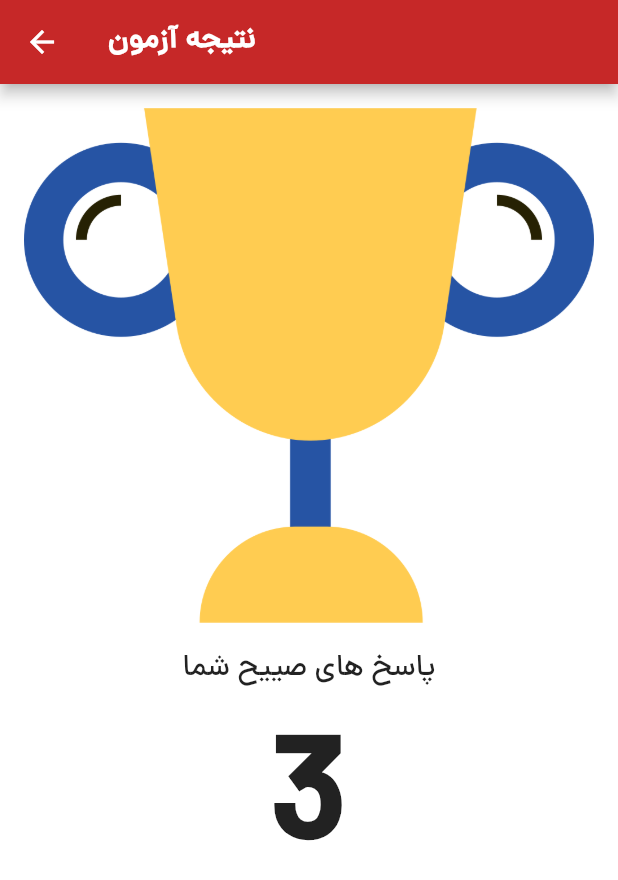
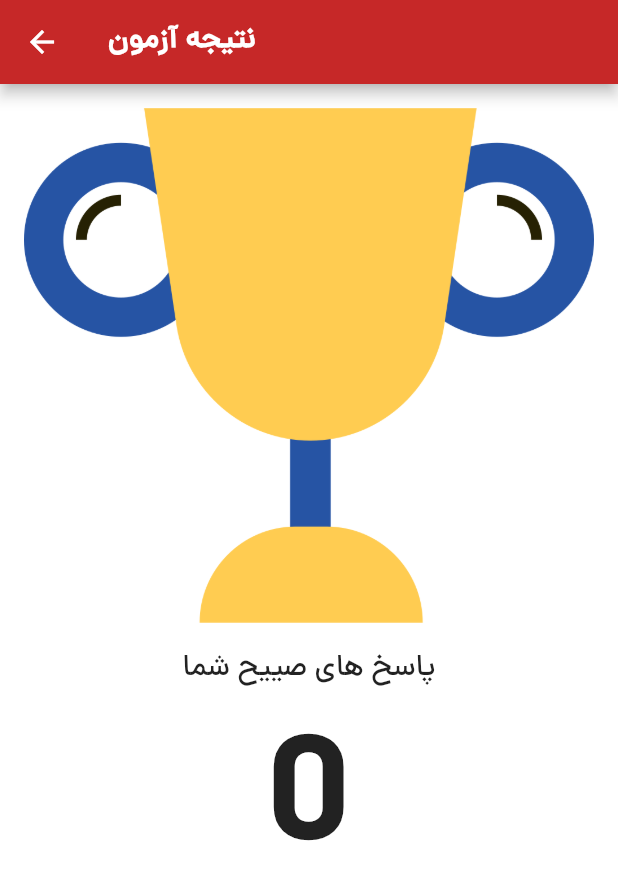
Before and after one commit to amirahmadadibi/quiz_application, a Flutter app: the QuizPage screen opened directly, after a tap on "امیراحمدادیبی", after a tap on "آمریکا", after a tap on "مشاهده نتایج کوییز", on a phone screen of 412 x 824 dp. Shown: the top 880 px of the screen. Run offline on Flutter 3.47's test engine with Material 2 defaults, Android fonts, the phone set to English and light mode, and no system bars.

Commit message:
week8 E14 pass data between screens

```diff
--- a/lib/quiz_page.dart
+++ b/lib/quiz_page.dart
@@ -14,6 +14,7 @@ class _QuizPageState extends State<QuizPage> {
   int shownQuestionIndex = 0;
   Qustion? selectedQuestion;
   bool isFinalAnswerSumbited = false;
+  int correctAnswer = 0;
 
   @override
   Widget build(BuildContext context) {
@@ -60,7 +61,9 @@ class _QuizPageState extends State<QuizPage> {
                   Navigator.push(
                     context,
                     MaterialPageRoute(
-                      builder: (BuildContext context) => ResultScreen(),
+                      builder: (BuildContext context) => ResultScreen(
+                        correctAnswer: correctAnswer,
+                      ),
                     ),
                   );
                 },
@@ -84,7 +87,7 @@ class _QuizPageState extends State<QuizPage> {
       ),
       onTap: () {
         if (selectedQuestion!.correctAnswer == index) {
-          print('correct');
+          correctAnswer++;
         } else {
           print('wrong');
         }
--- a/lib/screens/result_screen.dart
+++ b/lib/screens/result_screen.dart
@@ -1,8 +1,8 @@
 import 'package:flutter/material.dart';
 
 class ResultScreen extends StatelessWidget {
-  const ResultScreen({Key? key}) : super(key: key);
-
+  ResultScreen({Key? key, this.correctAnswer = 0}) : super(key: key);
+  int correctAnswer = 0;
   @override
   Widget build(BuildContext context) {
     return Scaffold(
@@ -31,7 +31,7 @@ class ResultScreen extends StatelessWidget {
               textAlign: TextAlign.center,
             ),
             Text(
-              '3',
+              '$correctAnswer',
               style: TextStyle(
                 fontWeight: FontWeight.bold,
                 fontSize: 100,
```
